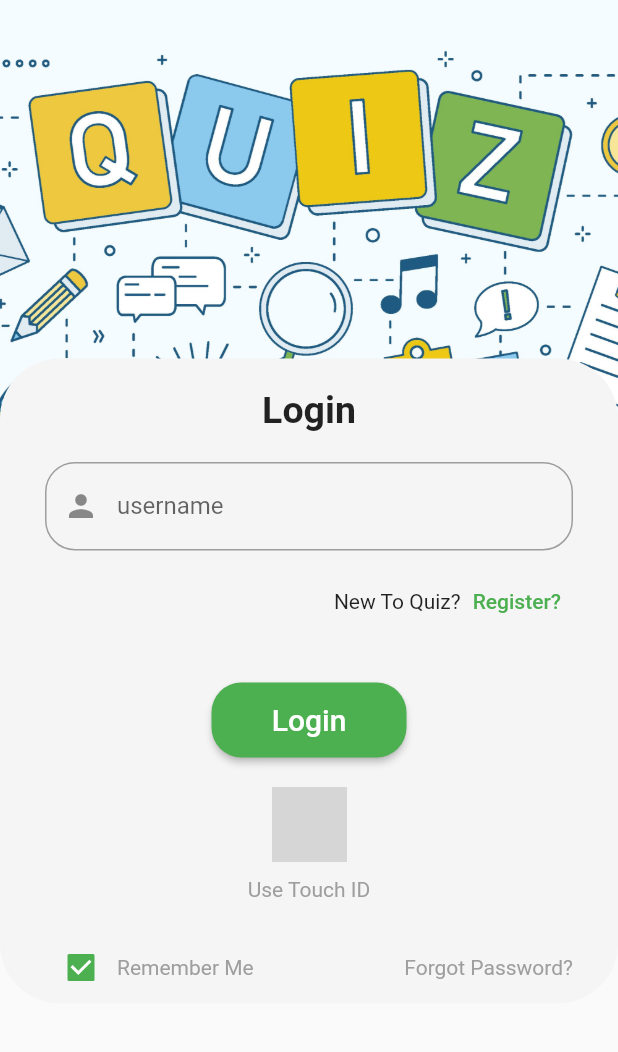
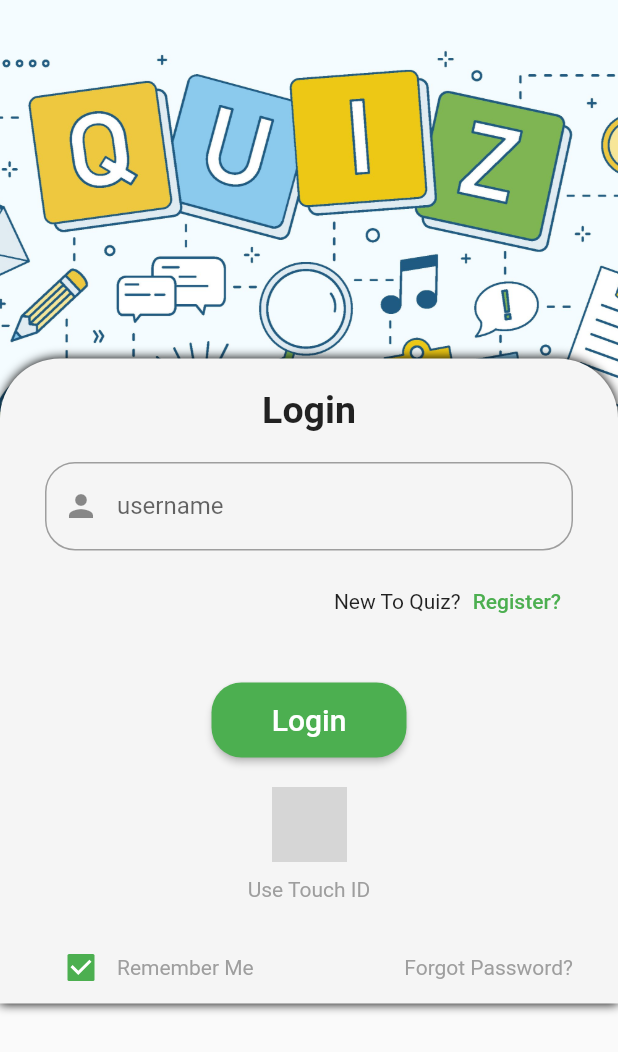
Before and after one commit to EslamElnady0/Eslam-Ehab-Mohamed-Lotfy, a Flutter app: the LoginScreen screen opened directly, on a phone screen of 412 x 824 dp. Shown: the top 1052 px of the screen. Run offline on Flutter 3.47's test engine with Material 2 defaults, Android fonts, the phone set to English and light mode, and no system bars; our stand-ins replace google_fonts, page_transition; network calls fail; grey boxes are pictures that could not be loaded.

Commit message:
final pro max

```diff
--- a/lib/Screens/correct_ans_screen.dart
+++ b/lib/Screens/correct_ans_screen.dart
@@ -32,6 +32,7 @@ class CorrectAnswersScreen extends StatelessWidget {
             decoration: BoxDecoration(
                 image: DecorationImage(
                     fit: BoxFit.cover, image: AssetImage(backgroundImage!))),
+            ////////////////////////////////
             child: Column(
               children: [
                 ...questList!.map((e) {
--- a/lib/Screens/login_screen.dart
+++ b/lib/Screens/login_screen.dart
@@ -39,8 +39,15 @@ class _LoginScreenState extends State<LoginScreen> {
                     Container(
                       padding: const EdgeInsets.symmetric(horizontal: 30),
                       decoration: BoxDecoration(
+                          boxShadow: const [
+                            BoxShadow(
+                              blurRadius: 5,
+                            )
+                          ],
                           color: Colors.grey.shade100,
-                          borderRadius: BorderRadius.circular(40)),
+                          borderRadius: const BorderRadius.only(
+                              topRight: Radius.circular(40),
+                              topLeft: Radius.circular(40))),
                       child: Column(children: [
                         const SizedBox(
                           height: 20,
--- a/lib/Screens/score_screen.dart
+++ b/lib/Screens/score_screen.dart
@@ -29,6 +29,7 @@ class ScoreScreen extends StatelessWidget {
         decoration: BoxDecoration(
             image: DecorationImage(
                 fit: BoxFit.cover, image: AssetImage(backgroundImage!))),
+        /////////////////////////////////////////////
         child: Column(
           children: [
             SizedBox(
--- a/lib/Widgets/login_button.dart
+++ b/lib/Widgets/login_button.dart
@@ -15,12 +15,12 @@ class LoginButton extends StatefulWidget {
 enum ButtonState { init, loading }
 
 class _LoginButtonState extends State<LoginButton> {
+  ButtonState state = ButtonState.init;
   bool isAnimating = true;
-  ButtonState state = ButtonState.init;
 
   @override
   Widget build(BuildContext context) {
-    final isStreached = isAnimating || state == ButtonState.init;
+    final bool isStreached = isAnimating || state == ButtonState.init;
 
     return AnimatedContainer(
       onEnd: () => setState(() => isAnimating = !isAnimating),
--- a/pubspec.yaml
+++ b/pubspec.yaml
@@ -35,7 +35,6 @@ dependencies:
   google_fonts: ^5.1.0
 
   page_transition: ^2.0.9
-
 dev_dependencies:
   flutter_lints: ^2.0.0
   flutter_test:
```
Also changed, not shown: lib/Screens/language_screen.dart (deleted, +0 -42 lines), lib/Screens/question_screen.dart (+17 -63 lines), lib/main.dart (+0 -12 lines).
